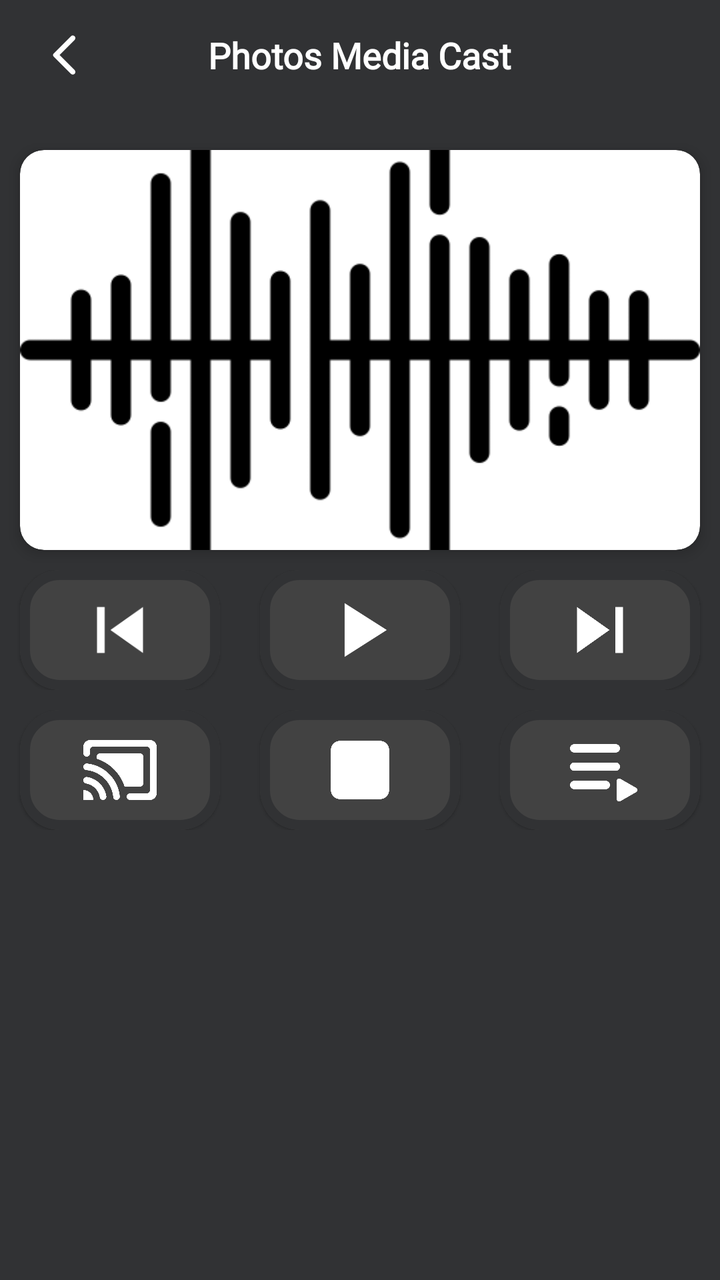
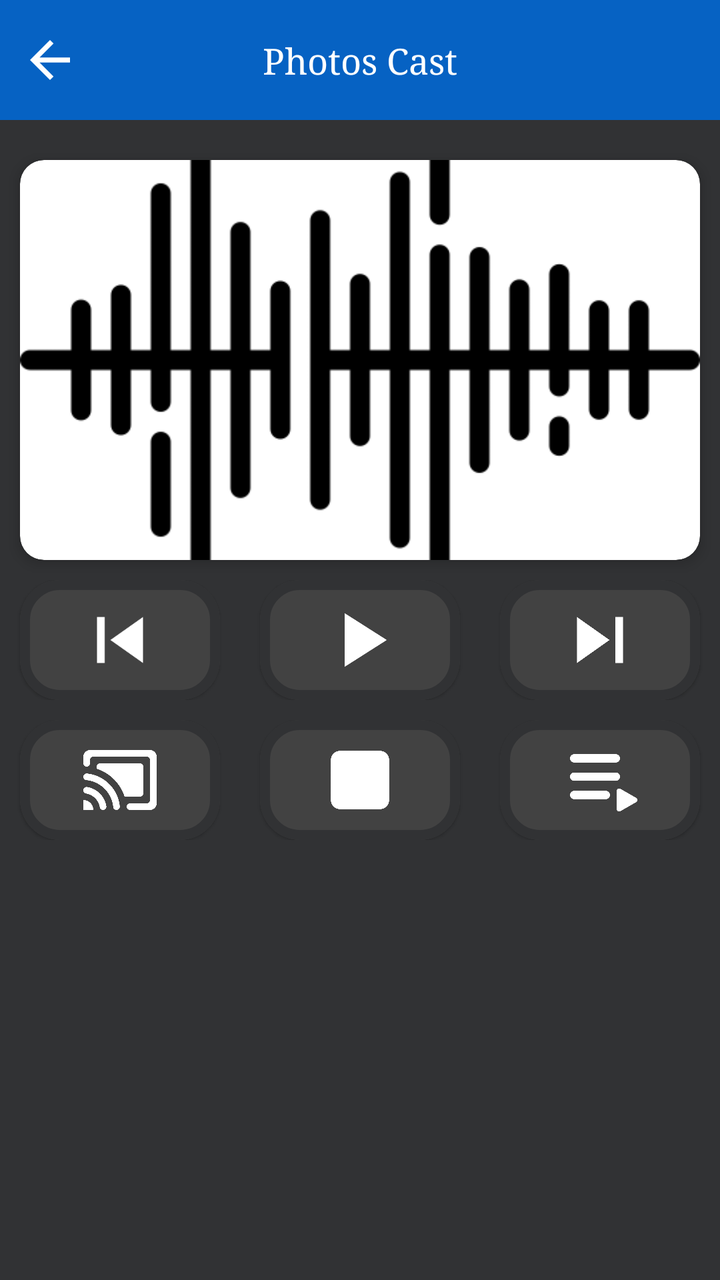

An Android layout rendered at two revisions. The XML below is the earlier revision; the diff shows what the commit changed to produce the second picture.
<!-- AndroidManifest.xml: application theme Theme.LgAndRukoMirror -->
<!-- res/layout/activity_photos_cast.xml -->
<?xml version="1.0" encoding="utf-8"?>
<LinearLayout xmlns:android="http://schemas.android.com/apk/res/android"
    xmlns:app="http://schemas.android.com/apk/res-auto"
    xmlns:tools="http://schemas.android.com/tools"
    android:layout_width="match_parent"
    android:layout_height="match_parent"
    android:orientation="vertical"
    android:background="@color/app_color"
    tools:context=".activities.PhotosCastActivity">

    <FrameLayout
        android:layout_width="match_parent"
        android:layout_height="wrap_content"
        android:paddingHorizontal="20dp"
        android:paddingVertical="15dp">

        <ImageView
            android:id="@+id/ic_back"
            android:layout_width="25dp"
            android:layout_height="25dp"
            android:layout_gravity="start"
            android:src="@drawable/round_arrow_back_ios_24"
            app:tint="@color/white" />

        <TextView
            style="@style/textHeading"
            android:layout_width="wrap_content"
            android:layout_height="wrap_content"
            android:layout_gravity="center"
            android:text="Photos Media Cast"
            android:textColor="@color/white"
            android:textSize="18sp" />
    </FrameLayout>

<ScrollView
    android:layout_width="match_parent"
    android:layout_height="match_parent"
    >
    <LinearLayout
        android:layout_width="match_parent"
        android:layout_height="wrap_content"
        android:orientation="vertical"
        >
        <com.google.android.material.card.MaterialCardView
            android:layout_width="match_parent"
            android:layout_height="200dp"
            android:layout_marginHorizontal="10dp"
            app:cardCornerRadius="12dp"
            android:layout_marginTop="20dp"
            app:cardElevation="4dp"
            >
            <ImageView
                android:id="@+id/cardImage"
                android:layout_width="match_parent"
                android:layout_height="match_parent"
                android:src="@drawable/sound_waves"
                android:scaleType="centerCrop"
                />
        </com.google.android.material.card.MaterialCardView>

        <LinearLayout
            android:layout_width="match_parent"
            android:layout_height="match_parent"
            android:orientation="horizontal"
            >
            <LinearLayout
                android:layout_width="0dp"
                android:layout_height="wrap_content"
                android:layout_weight="1"
                android:layout_marginTop="10dp"
                >
                <com.google.android.material.card.MaterialCardView
                    android:layout_width="match_parent"
                    android:layout_height="60dp"
                    android:layout_gravity="center"
                    android:layout_marginHorizontal="10dp"
                    android:layout_weight="6"
                    app:cardBackgroundColor="@color/bg_color"
                    app:strokeColor="@color/app_color"
                    app:strokeWidth="5dp"
                    app:cardCornerRadius="20dp">

                    <LinearLayout
                        android:layout_width="match_parent"
                        android:layout_height="match_parent"
                        android:orientation="horizontal">

                        <ImageView
                            android:id="@+id/previousBtn"
                            android:layout_width="0dp"
                            android:layout_height="match_parent"
                            android:layout_weight="1"
                            android:rotation="180"
                            android:padding="7dp"
                            android:src="@drawable/ic_next" />
                    </LinearLayout>
                </com.google.android.material.card.MaterialCardView>




            </LinearLayout>
            <LinearLayout
                android:layout_width="0dp"
                android:layout_height="wrap_content"
                android:layout_weight="1"
                android:layout_marginTop="10dp"
                >
                <com.google.android.material.card.MaterialCardView
                    android:layout_width="match_parent"
                    android:layout_height="60dp"
                    android:layout_gravity="center"
                    android:layout_marginHorizontal="10dp"
                    android:layout_weight="6"
                    app:cardBackgroundColor="@color/bg_color"
                    app:strokeColor="@color/app_color"
                    app:strokeWidth="5dp"
                    app:cardCornerRadius="20dp">

                    <LinearLayout
                        android:layout_width="match_parent"
                        android:layout_height="match_parent"
                        android:orientation="horizontal">

                        <ImageView
                            android:id="@+id/playBtn"
                            android:layout_width="0dp"
                            android:layout_height="match_parent"
                            android:padding="7dp"
                            android:layout_weight="1"
                            android:src="@drawable/ic_play" />
                    </LinearLayout>
                </com.google.android.material.card.MaterialCardView>




            </LinearLayout>
            <LinearLayout
                android:layout_width="0dp"
                android:layout_height="wrap_content"
                android:layout_weight="1"
                android:layout_marginTop="10dp"
                >
                <com.google.android.material.card.MaterialCardView
                    android:layout_width="match_parent"
                    android:layout_height="60dp"
                    android:layout_gravity="center"
                    android:layout_marginHorizontal="10dp"
                    android:layout_weight="6"
                    app:cardBackgroundColor="@color/bg_color"
                    app:strokeColor="@color/app_color"
                    app:strokeWidth="5dp"
                    app:cardCornerRadius="20dp">

                    <LinearLayout
                        android:layout_width="match_parent"
                        android:layout_height="match_parent"
                        android:orientation="horizontal">

                        <ImageView
                            android:id="@+id/Nextbtn"
                            android:layout_width="0dp"
                            android:layout_height="match_parent"
                            android:padding="7dp"
                            android:layout_weight="1"
                            android:src="@drawable/ic_next" />
                    </LinearLayout>
                </com.google.android.material.card.MaterialCardView>




            </LinearLayout>
        </LinearLayout>
        <LinearLayout
            android:layout_width="match_parent"
            android:layout_height="match_parent"
            android:orientation="horizontal"
            >
            <LinearLayout
                android:layout_width="0dp"
                android:layout_height="wrap_content"
                android:layout_weight="1"
                android:layout_marginTop="10dp"
                >
                <com.google.android.material.card.MaterialCardView
                    android:layout_width="match_parent"
                    android:layout_height="60dp"
                    android:layout_gravity="center"
                    android:layout_marginHorizontal="10dp"
                    android:layout_weight="6"
                    app:cardBackgroundColor="@color/bg_color"
                    app:strokeColor="@color/app_color"
                    app:strokeWidth="5dp"
                    app:cardCornerRadius="20dp">

                    <LinearLayout
                        android:layout_width="match_parent"
                        android:layout_height="match_parent"
                        android:orientation="horizontal">

                        <ImageView
                            android:id="@+id/castBtn"
                            android:layout_width="0dp"
                            android:layout_height="match_parent"
                            android:layout_weight="1"
                            android:padding="10dp"
                            android:src="@drawable/castvizio"
                            app:tint="@color/white" />
                    </LinearLayout>
                </com.google.android.material.card.MaterialCardView>




            </LinearLayout>
            <LinearLayout
                android:layout_width="0dp"
                android:layout_height="wrap_content"
                android:layout_weight="1"
                android:layout_marginTop="10dp"
                >
                <com.google.android.material.card.MaterialCardView
                    android:layout_width="match_parent"
                    android:layout_height="60dp"
                    android:layout_gravity="center"
                    android:layout_marginHorizontal="10dp"
                    android:layout_weight="6"
                    app:cardBackgroundColor="@color/bg_color"
                    app:strokeColor="@color/app_color"
                    app:strokeWidth="5dp"
                    app:cardCornerRadius="20dp">

                    <LinearLayout
                        android:layout_width="match_parent"
                        android:layout_height="match_parent"
                        android:orientation="horizontal">

                        <ImageView
                            android:id="@+id/stopBtn"
                            android:layout_width="0dp"
                            android:layout_height="match_parent"
                            android:layout_weight="1"
                            android:padding="10dp"
                            android:src="@drawable/stopnew"
                            app:tint="@color/white" />
                    </LinearLayout>
                </com.google.android.material.card.MaterialCardView>




            </LinearLayout>
            <LinearLayout
                android:layout_width="0dp"
                android:layout_height="wrap_content"
                android:layout_weight="1"
                android:layout_marginTop="10dp"
                >
                <com.google.android.material.card.MaterialCardView
                    android:layout_width="match_parent"
                    android:layout_height="60dp"
                    android:layout_gravity="center"
                    android:layout_marginHorizontal="10dp"
                    android:layout_weight="6"
                    app:cardBackgroundColor="@color/bg_color"
                    app:strokeColor="@color/app_color"
                    app:strokeWidth="5dp"
                    app:cardCornerRadius="20dp">

                    <LinearLayout
                        android:layout_width="match_parent"
                        android:layout_height="match_parent"
                        android:orientation="horizontal">

                        <ImageView
                            android:id="@+id/playListBtn"
                            android:layout_width="0dp"
                            android:layout_height="match_parent"
                            android:layout_weight="1"
                            android:padding="10dp"
                            android:src="@drawable/playlist_screen"
                            app:tint="@color/white" />
                    </LinearLayout>
                </com.google.android.material.card.MaterialCardView>




            </LinearLayout>
        </LinearLayout>



    </LinearLayout>


</ScrollView>

</LinearLayout>
<!-- resources referenced by this layout -->
<resources>
  <color name="app_color">#313234</color>
  <color name="bg_color">#424242</color>
  <color name="white">#FFFFFFFF</color>
  <!-- drawable castvizio: png bitmap (drawable, 12951 bytes) -->
  <!-- drawable ic_next (drawable) -->
  <vector android:height="24dp" android:tint="#FFFFFF"
      android:viewportHeight="24" android:viewportWidth="24"
      android:width="24dp" xmlns:android="http://schemas.android.com/apk/res/android">
      <path android:fillColor="@android:color/white" android:pathData="M6,18l8.5,-6L6,6v12zM16,6v12h2V6h-2z"/>
  </vector>
  <!-- drawable ic_play (drawable) -->
  <vector android:height="24dp" android:tint="#FFFFFF"
      android:viewportHeight="24" android:viewportWidth="24"
      android:width="24dp" xmlns:android="http://schemas.android.com/apk/res/android">
      <path android:fillColor="@android:color/white" android:pathData="M8,5v14l11,-7z"/>
  </vector>
  <!-- drawable playlist_screen: png bitmap (drawable, 5461 bytes) -->
  <!-- drawable round_arrow_back_ios_24 (drawable) -->
  <vector android:autoMirrored="true" android:height="24dp"
      android:tint="#000000" android:viewportHeight="24"
      android:viewportWidth="24" android:width="24dp" xmlns:android="http://schemas.android.com/apk/res/android">
      <path android:fillColor="@android:color/white" android:pathData="M16.62,2.99c-0.49,-0.49 -1.28,-0.49 -1.77,0L6.54,11.3c-0.39,0.39 -0.39,1.02 0,1.41l8.31,8.31c0.49,0.49 1.28,0.49 1.77,0s0.49,-1.28 0,-1.77L9.38,12l7.25,-7.25c0.48,-0.48 0.48,-1.28 -0.01,-1.76z"/>
  </vector>
  <!-- drawable sound_waves: png bitmap (drawable, 6557 bytes) -->
  <!-- drawable stopnew: png bitmap (drawable, 4083 bytes) -->
  <style name="textHeading" parent="Theme.MaterialComponents.DayNight.NoActionBar">
          <item name="android:fontFamily">@font/albra</item>
          <item name="android:textSize">17sp</item>
          <item name="android:textColor">@color/black</item>
          <item name="android:layout_width">wrap_content</item>
          <item name="android:layout_height">wrap_content</item>
          <item name="android:textAllCaps">false</item>
          <item name="android:textStyle">bold</item>
      </style>
  <style name="Theme.LgAndRukoMirror" parent="Theme.MaterialComponents.DayNight.NoActionBar">
          
          <item name="colorPrimary">@color/purple_500</item>
          <item name="colorPrimaryVariant">@color/purple_700</item>
          <item name="colorOnPrimary">@color/white</item>
          
          <item name="colorSecondary">@color/teal_200</item>
          <item name="colorSecondaryVariant">@color/teal_700</item>
          <item name="colorOnSecondary">@color/black</item>
          
          <item name="android:statusBarColor">?attr/colorPrimaryVariant</item>
          
      </style>
  <color name="black">#FF000000</color>
  <color name="purple_500">#000000</color>
  <color name="purple_700">#000000</color>
  <color name="teal_200">#FF03DAC5</color>
  <color name="teal_700">#FF018786</color>
</resources>

<!-- the commit's change to res/layout/activity_photos_cast.xml (unified diff, before → after) -->
@@ -8,31 +8,50 @@
     android:background="@color/app_color"
     tools:context=".activities.PhotosCastActivity">
 
-    <FrameLayout
+
+
+    <androidx.constraintlayout.widget.ConstraintLayout
         android:layout_width="match_parent"
-        android:layout_height="wrap_content"
-        android:paddingHorizontal="20dp"
-        android:paddingVertical="15dp">
+        android:layout_height="wrap_content">
+
+
+        <View
+            android:id="@+id/toolBar"
+            android:layout_width="match_parent"
+            android:layout_height="60dp"
+            android:background="@color/app_color_2"
+            app:layout_constraintEnd_toEndOf="parent"
+            app:layout_constraintStart_toStartOf="parent"
+            app:layout_constraintTop_toTopOf="parent" />
 
         <ImageView
-            android:id="@+id/ic_back"
-            android:layout_width="25dp"
-            android:layout_height="25dp"
-            android:layout_gravity="start"
-            android:src="@drawable/round_arrow_back_ios_24"
-            app:tint="@color/white" />
+            android:id="@+id/ivBack"
+            android:layout_width="30dp"
+            android:layout_height="30dp"
+            android:layout_marginStart="10dp"
+            android:src="@drawable/ic_back"
+            app:layout_constraintBottom_toBottomOf="@+id/toolBar"
+            app:layout_constraintStart_toStartOf="@+id/toolBar"
+            app:layout_constraintTop_toTopOf="@+id/toolBar" />
 
         <TextView
-            style="@style/textHeading"
             android:layout_width="wrap_content"
             android:layout_height="wrap_content"
-            android:layout_gravity="center"
-            android:text="Photos Media Cast"
+            android:fontFamily="serif"
+            android:text="Photos Cast"
+            android:maxLines="1"
             android:textColor="@color/white"
-            android:textSize="18sp" />
-    </FrameLayout>
-
-<ScrollView
+            android:textSize="18sp"
+            app:layout_constraintBottom_toBottomOf="@+id/toolBar"
+            app:layout_constraintEnd_toEndOf="@+id/toolBar"
+            app:layout_constraintStart_toStartOf="@+id/toolBar"
+            app:layout_constraintTop_toTopOf="@+id/toolBar" />
+
+
+    </androidx.constraintlayout.widget.ConstraintLayout>
+
+
+    <ScrollView
     android:layout_width="match_parent"
     android:layout_height="match_parent"
     >
<!-- resource entries referenced after the edit -->
@@ -1,9 +1,16 @@
 <!-- resources referenced by this layout -->
 <resources>
   <color name="app_color">#313234</color>
+  <color name="app_color_2">#0662C3</color>
   <color name="bg_color">#424242</color>
   <color name="white">#FFFFFFFF</color>
   <!-- drawable castvizio: png bitmap (drawable, 12951 bytes) -->
+  <!-- drawable ic_back (drawable) -->
+  <vector android:autoMirrored="true" android:height="24dp"
+      android:tint="@color/white" android:viewportHeight="24"
+      android:viewportWidth="24" android:width="24dp" xmlns:android="http://schemas.android.com/apk/res/android">
+      <path android:fillColor="@android:color/white" android:pathData="M20,11H7.83l5.59,-5.59L12,4l-8,8 8,8 1.41,-1.41L7.83,13H20v-2z"/>
+  </vector>
   <!-- drawable ic_next (drawable) -->
   <vector android:height="24dp" android:tint="#FFFFFF"
       android:viewportHeight="24" android:viewportWidth="24"
@@ -17,23 +24,8 @@
       <path android:fillColor="@android:color/white" android:pathData="M8,5v14l11,-7z"/>
   </vector>
   <!-- drawable playlist_screen: png bitmap (drawable, 5461 bytes) -->
-  <!-- drawable round_arrow_back_ios_24 (drawable) -->
-  <vector android:autoMirrored="true" android:height="24dp"
-      android:tint="#000000" android:viewportHeight="24"
-      android:viewportWidth="24" android:width="24dp" xmlns:android="http://schemas.android.com/apk/res/android">
-      <path android:fillColor="@android:color/white" android:pathData="M16.62,2.99c-0.49,-0.49 -1.28,-0.49 -1.77,0L6.54,11.3c-0.39,0.39 -0.39,1.02 0,1.41l8.31,8.31c0.49,0.49 1.28,0.49 1.77,0s0.49,-1.28 0,-1.77L9.38,12l7.25,-7.25c0.48,-0.48 0.48,-1.28 -0.01,-1.76z"/>
-  </vector>
   <!-- drawable sound_waves: png bitmap (drawable, 6557 bytes) -->
   <!-- drawable stopnew: png bitmap (drawable, 4083 bytes) -->
-  <style name="textHeading" parent="Theme.MaterialComponents.DayNight.NoActionBar">
-          <item name="android:fontFamily">@font/albra</item>
-          <item name="android:textSize">17sp</item>
-          <item name="android:textColor">@color/black</item>
-          <item name="android:layout_width">wrap_content</item>
-          <item name="android:layout_height">wrap_content</item>
-          <item name="android:textAllCaps">false</item>
-          <item name="android:textStyle">bold</item>
-      </style>
   <style name="Theme.LgAndRukoMirror" parent="Theme.MaterialComponents.DayNight.NoActionBar">
           
           <item name="colorPrimary">@color/purple_500</item>
